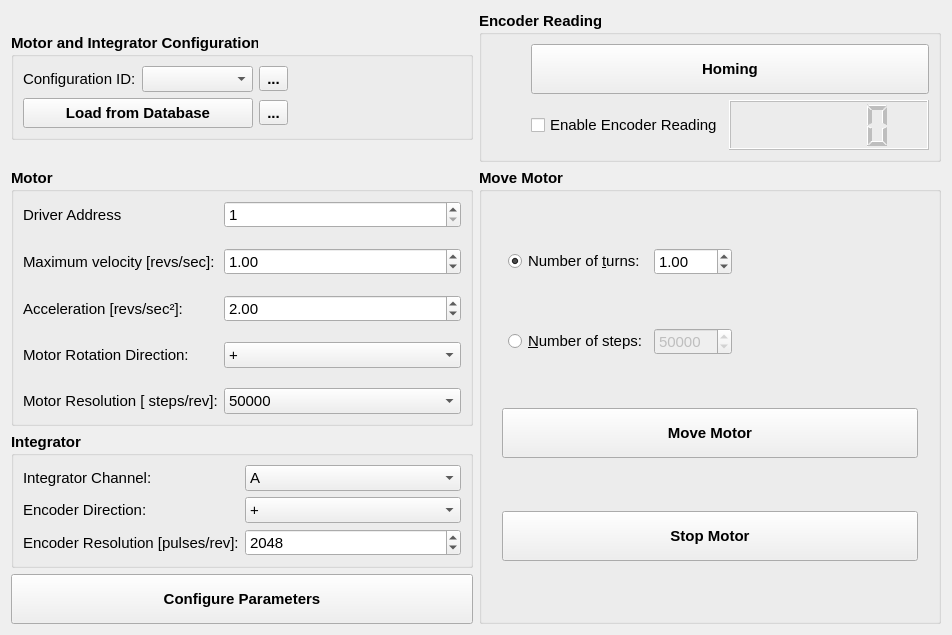
The window that helmholtz/gui/ui/motorintegratorwidget.ui (lnls-ima/helmholtz-coil-control) describes before a commit, drawn with Qt 5.
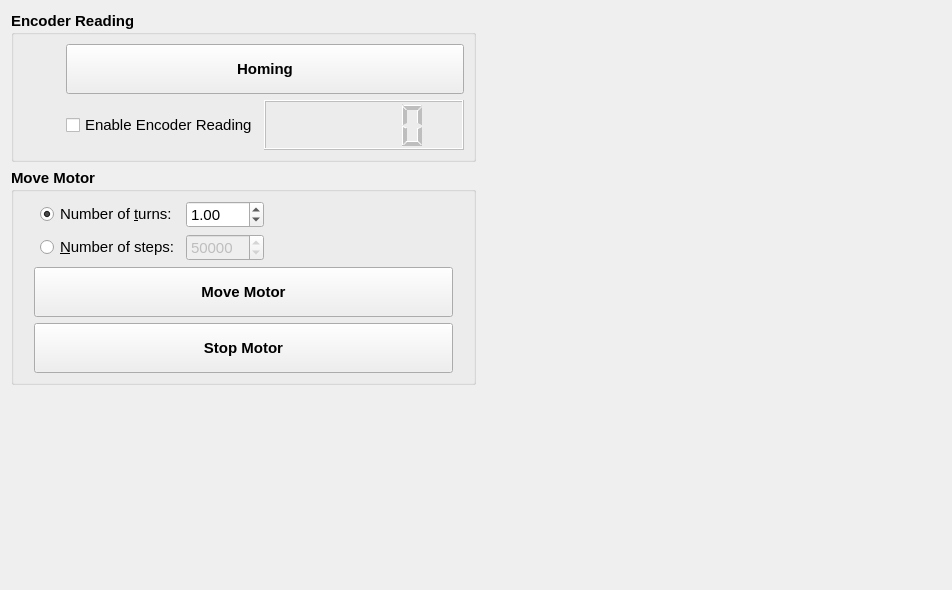
The same window after the commit. Icons and pictures are not drawn.

```diff
--- a/helmholtz/gui/ui/motorintegratorwidget.ui
+++ b/helmholtz/gui/ui/motorintegratorwidget.ui
@@ -7,7 +7,7 @@
     <x>0</x>
     <y>0</y>
     <width>952</width>
-    <height>584</height>
+    <height>590</height>
    </rect>
   </property>
   <property name="font">
@@ -20,123 +20,8 @@
   </property>
   <layout class="QGridLayout" name="gridLayout">
    <item row="0" column="0">
-    <widget class="QGroupBox" name="groupBox_7">
-     <property name="sizePolicy">
-      <sizepolicy hsizetype="Preferred" vsizetype="Maximum">
-       <horstretch>0</horstretch>
-       <verstretch>0</verstretch>
-      </sizepolicy>
-     </property>
-     <property name="font">
-      <font>
-       <weight>75</weight>
-       <bold>true</bold>
-      </font>
-     </property>
-     <property name="title">
-      <string>Motor and Integrator Configuration</string>
-     </property>
-     <layout class="QGridLayout" name="gridLayout_10">
-      <item row="0" column="0" colspan="2">
-       <layout class="QHBoxLayout" name="horizontalLayout_2">
+    <layout class="QVBoxLayout" name="verticalLayout">
         <item>
-         <widget class="QLabel" name="label_5">
-          <property name="font">
-           <font>
-            <weight>50</weight>
-            <bold>false</bold>
-           </font>
-          </property>
-          <property name="text">
-           <string>Configuration ID:</string>
-          </property>
-         </widget>
-        </item>
-        <item>
-         <widget class="QComboBox" name="cmb_idn">
-          <property name="font">
-           <font>
-            <weight>50</weight>
-            <bold>false</bold>
-           </font>
-          </property>
-         </widget>
-        </item>
-        <item>
-         <widget class="QToolButton" name="tbt_update_idn">
-          <property name="text">
-           <string>...</string>
-          </property>
-          <property name="icon">
-           <iconset>
-            <normaloff>../../resources/img/refresh.svg</normaloff>../../resources/img/refresh.svg</iconset>
-          </property>
-          <property name="iconSize">
-           <size>
-            <width>24</width>
-            <height>24</height>
-           </size>
-          </property>
-         </widget>
-        </item>
-       </layout>
-      </item>
-      <item row="1" column="0">
-       <widget class="QPushButton" name="pbt_load_db">
-        <property name="minimumSize">
-         <size>
-          <width>230</width>
-          <height>30</height>
-         </size>
-        </property>
-        <property name="maximumSize">
-         <size>
-          <width>250</width>
-          <height>16777215</height>
-         </size>
-        </property>
-        <property name="text">
-         <string>Load from Database</string>
-        </property>
-       </widget>
-      </item>
-      <item row="1" column="1">
-       <widget class="QToolButton" name="tbt_save_db">
-        <property name="text">
-         <string>...</string>
-        </property>
-        <property name="icon">
-         <iconset>
-          <normaloff>../../resources/img/database_plus.svg</normaloff>../../resources/img/database_plus.svg</iconset>
-        </property>
-        <property name="iconSize">
-         <size>
-          <width>24</width>
-          <height>24</height>
-         </size>
-        </property>
-       </widget>
-      </item>
-      <item row="0" column="2">
-       <spacer name="horizontalSpacer">
-        <property name="orientation">
-         <enum>Qt::Horizontal</enum>
-        </property>
-        <property name="sizeType">
-         <enum>QSizePolicy::Expanding</enum>
-        </property>
-        <property name="sizeHint" stdset="0">
-         <size>
-          <width>40</width>
-          <height>20</height>
-         </size>
-        </property>
-       </spacer>
-      </item>
-     </layout>
-    </widget>
-   </item>
-   <item row="0" column="1">
     <widget class="QGroupBox" name="groupBox_2">
      <property name="font">
       <font>
@@ -212,433 +97,7 @@
      </layout>
     </widget>
    </item>
-   <item row="1" column="0">
-    <widget class="QGroupBox" name="groupBox">
-     <property name="font">
-      <font>
-       <weight>75</weight>
-       <bold>true</bold>
-      </font>
-     </property>
-     <property name="title">
-      <string>Motor</string>
-     </property>
-     <layout class="QFormLayout" name="formLayout">
-      <property name="verticalSpacing">
-       <number>20</number>
-      </property>
-      <item row="0" column="0">
-       <widget class="QLabel" name="label_2">
-        <property name="font">
-         <font>
-          <weight>50</weight>
-          <bold>false</bold>
-         </font>
-        </property>
-        <property name="text">
-         <string>Driver Address</string>
-        </property>
-       </widget>
-      </item>
-      <item row="0" column="1">
-       <widget class="QSpinBox" name="sb_driver_address">
-        <property name="font">
-         <font>
-          <weight>50</weight>
-          <bold>false</bold>
-         </font>
-        </property>
-        <property name="minimum">
-         <number>1</number>
-        </property>
-        <property name="maximum">
-         <number>8</number>
-        </property>
-        <property name="value">
-         <number>1</number>
-        </property>
-       </widget>
-      </item>
-      <item row="1" column="0">
-       <widget class="QLabel" name="label_3">
-        <property name="font">
-         <font>
-          <weight>50</weight>
-          <bold>false</bold>
-         </font>
-        </property>
-        <property name="text">
-         <string>Maximum velocity [revs/sec]:</string>
-        </property>
-       </widget>
-      </item>
-      <item row="1" column="1">
-       <widget class="QDoubleSpinBox" name="sbd_motor_velocity">
-        <property name="font">
-         <font>
-          <weight>50</weight>
-          <bold>false</bold>
-         </font>
-        </property>
-        <property name="decimals">
-         <number>2</number>
-        </property>
-        <property name="minimum">
-         <double>0.010000000000000</double>
-        </property>
-        <property name="maximum">
-         <double>50.000000000000000</double>
-        </property>
-        <property name="value">
-         <double>1.000000000000000</double>
-        </property>
-       </widget>
-      </item>
-      <item row="2" column="0">
-       <widget class="QLabel" name="label_4">
-        <property name="font">
-         <font>
-          <weight>50</weight>
-          <bold>false</bold>
-         </font>
-        </property>
-        <property name="text">
-         <string>Acceleration [revs/sec²]:</string>
-        </property>
-       </widget>
-      </item>
-      <item row="2" column="1">
-       <widget class="QDoubleSpinBox" name="sbd_motor_acceleration">
-        <property name="font">
-         <font>
-          <weight>50</weight>
-          <bold>false</bold>
-         </font>
-        </property>
-        <property name="decimals">
-         <number>2</number>
-        </property>
-        <property name="minimum">
-         <double>0.010000000000000</double>
-        </property>
-        <property name="maximum">
-         <double>999.000000000000000</double>
-        </property>
-        <property name="value">
-         <double>2.000000000000000</double>
-        </property>
-       </widget>
-      </item>
-      <item row="3" column="0">
-       <widget class="QLabel" name="label">
-        <property name="font">
-         <font>
-          <weight>50</weight>
-          <bold>false</bold>
-         </font>
-        </property>
-        <property name="text">
-         <string>Motor Rotation Direction:</string>
-        </property>
-       </widget>
-      </item>
-      <item row="3" column="1">
-       <widget class="QComboBox" name="cmb_motor_direction">
-        <property name="font">
-         <font>
-          <weight>50</weight>
-          <bold>false</bold>
-         </font>
-        </property>
         <item>
-         <property name="text">
-          <string>+</string>
-         </property>
-        </item>
-        <item>
-         <property name="text">
-          <string>-</string>
-         </property>
-        </item>
-       </widget>
-      </item>
-      <item row="4" column="0">
-       <widget class="QLabel" name="label_6">
-        <property name="font">
-         <font>
-          <weight>50</weight>
-          <bold>false</bold>
-         </font>
-        </property>
-        <property name="text">
-         <string>Motor Resolution [ steps/rev]:</string>
-        </property>
-       </widget>
-      </item>
-      <item row="4" column="1">
-       <widget class="QComboBox" name="cmb_motor_resolution">
-        <property name="font">
-         <font>
-          <weight>50</weight>
-          <bold>false</bold>
-         </font>
-        </property>
-        <property name="currentIndex">
-         <number>14</number>
-        </property>
-        <item>
-         <property name="text">
-          <string>200</string>
-         </property>
-        </item>
-        <item>
-         <property name="text">
-          <string>400</string>
-         </property>
-        </item>
-        <item>
-         <property name="text">
-          <string>1000</string>
-         </property>
-        </item>
-        <item>
-         <property name="text">
-          <string>2000</string>
-         </property>
-        </item>
-        <item>
-         <property name="text">
-          <string>5000</string>
-         </property>
-        </item>
-        <item>
-         <property name="text">
-          <string>10000</string>
-         </property>
-        </item>
-        <item>
-         <property name="text">
-          <string>12800</string>
-         </property>
-        </item>
-        <item>
-         <property name="text">
-          <string>18000</string>
-         </property>
-        </item>
-        <item>
-         <property name="text">
-          <string>20000</string>
-         </property>
-        </item>
-        <item>
-         <property name="text">
-          <string>21600</string>
-         </property>
-        </item>
-        <item>
-         <property name="text">
-          <string>25000</string>
-         </property>
-        </item>
-        <item>
-         <property name="text">
-          <string>25400</string>
-         </property>
-        </item>
-        <item>
-         <property name="text">
-          <string>25600</string>
-         </property>
-        </item>
-        <item>
-         <property name="text">
-          <string>36000</string>
-         </property>
-        </item>
-        <item>
-         <property name="text">
-          <string>50000</string>
-         </property>
-        </item>
-        <item>
-         <property name="text">
-          <string>50800</string>
-         </property>
-        </item>
-        <item>
-         <property name="text">
-          <string>278528</string>
-         </property>
-        </item>
-        <item>
-         <property name="text">
-          <string>425984</string>
-         </property>
-        </item>
-        <item>
-         <property name="text">
-          <string>507904</string>
-         </property>
-        </item>
-        <item>
-         <property name="text">
-          <string>614400</string>
-         </property>
-        </item>
-        <item>
-         <property name="text">
-          <string>655360</string>
-         </property>
-        </item>
-        <item>
-         <property name="text">
-          <string>819200</string>
-         </property>
-        </item>
-        <item>
-         <property name="text">
-          <string>1024000</string>
-         </property>
-        </item>
-       </widget>
-      </item>
-     </layout>
-    </widget>
-   </item>
-   <item row="2" column="0">
-    <widget class="QGroupBox" name="groupBox_4">
-     <property name="font">
-      <font>
-       <weight>75</weight>
-       <bold>true</bold>
-      </font>
-     </property>
-     <property name="title">
-      <string>Integrator</string>
-     </property>
-     <layout class="QFormLayout" name="formLayout_2">
-      <item row="0" column="0">
-       <widget class="QLabel" name="label_7">
-        <property name="font">
-         <font>
-          <weight>50</weight>
-          <bold>false</bold>
-         </font>
-        </property>
-        <property name="text">
-         <string>Integrator Channel:</string>
-        </property>
-       </widget>
-      </item>
-      <item row="0" column="1">
-       <widget class="QComboBox" name="cmb_integrator_channel">
-        <property name="font">
-         <font>
-          <weight>50</weight>
-          <bold>false</bold>
-         </font>
-        </property>
-        <item>
-         <property name="text">
-          <string>A</string>
-         </property>
-        </item>
-        <item>
-         <property name="text">
-          <string>B</string>
-         </property>
-        </item>
-       </widget>
-      </item>
-      <item row="1" column="0">
-       <widget class="QLabel" name="label_8">
-        <property name="font">
-         <font>
-          <weight>50</weight>
-          <bold>false</bold>
-         </font>
-        </property>
-        <property name="text">
-         <string>Encoder Direction:</string>
-        </property>
-       </widget>
-      </item>
-      <item row="1" column="1">
-       <widget class="QComboBox" name="cmb_encoder_direction">
-        <property name="font">
-         <font>
-          <weight>50</weight>
-          <bold>false</bold>
-         </font>
-        </property>
-        <item>
-         <property name="text">
-          <string>+</string>
-         </property>
-        </item>
-        <item>
-         <property name="text">
-          <string>-</string>
-         </property>
-        </item>
-       </widget>
-      </item>
-      <item row="2" column="0">
-       <widget class="QLabel" name="label_10">
-        <property name="font">
-         <font>
-          <weight>50</weight>
-          <bold>false</bold>
-         </font>
-        </property>
-        <property name="text">
-         <string>Encoder Resolution [pulses/rev]:</string>
-        </property>
-       </widget>
-      </item>
-      <item row="2" column="1">
-       <widget class="QSpinBox" name="sb_encoder_resolution">
-        <property name="font">
-         <font>
-          <weight>50</weight>
-          <bold>false</bold>
-         </font>
-        </property>
-        <property name="minimum">
-         <number>1</number>
-        </property>
-        <property name="maximum">
-         <number>50000</number>
-        </property>
-        <property name="value">
-         <number>2048</number>
-        </property>
-       </widget>
-      </item>
-     </layout>
-    </widget>
-   </item>
-   <item row="3" column="0">
-    <widget class="QPushButton" name="pbt_config_param">
-     <property name="minimumSize">
-      <size>
-       <width>0</width>
-       <height>50</height>
-      </size>
-     </property>
-     <property name="font">
-      <font>
-       <weight>75</weight>
-       <bold>true</bold>
-      </font>
-     </property>
-     <property name="text">
-      <string>Configure Parameters</string>
-     </property>
-    </widget>
-   </item>
-   <item row="1" column="1" rowspan="3">
     <widget class="QGroupBox" name="groupBox_3">
      <property name="font">
       <font>
@@ -790,6 +249,34 @@
       </item>
      </layout>
     </widget>
+     </item>
+    </layout>
+   </item>
+   <item row="0" column="1">
+    <spacer name="horizontalSpacer">
+     <property name="orientation">
+      <enum>Qt::Horizontal</enum>
+     </property>
+     <property name="sizeHint" stdset="0">
+      <size>
+       <width>461</width>
+       <height>20</height>
+      </size>
+     </property>
+    </spacer>
+   </item>
+   <item row="1" column="0">
+    <spacer name="verticalSpacer">
+     <property name="orientation">
+      <enum>Qt::Vertical</enum>
+     </property>
+     <property name="sizeHint" stdset="0">
+      <size>
+       <width>20</width>
+       <height>40</height>
+      </size>
+     </property>
+    </spacer>
    </item>
   </layout>
  </widget>
```
Lines whose indentation alone changed are shown as unchanged.
